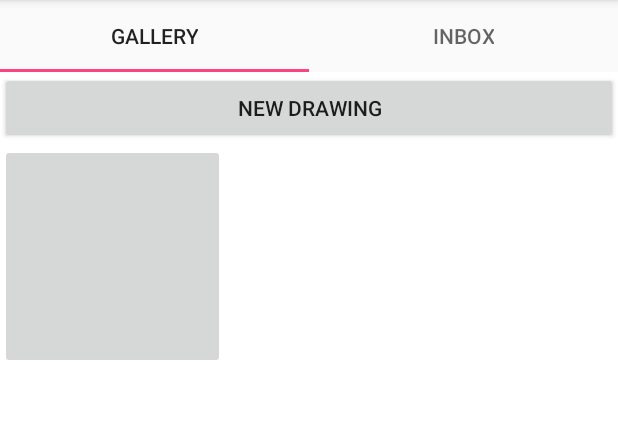
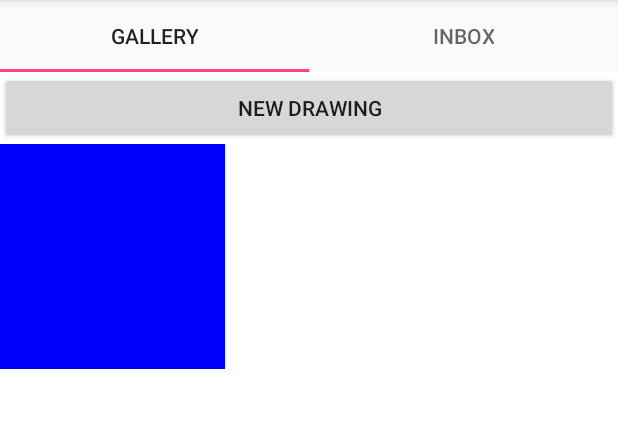
Before and after one commit to sanjaysagarp/DrawWithMe, an Android app: the screen it shows after launch (HomeActivity), on a phone screen of 412 x 824 dp, the part 84-512 px from its top. Run offline under Robolectric (Android 15) with nearby library versions, the phone set to English and light mode, and no system bars.

Commit message:
add gallery image

```diff
--- a/app/src/main/java/edu/uw/nerd/drawwithme/GalleryFragment.java
+++ b/app/src/main/java/edu/uw/nerd/drawwithme/GalleryFragment.java
@@ -1,13 +1,20 @@
 package edu.uw.nerd.drawwithme;
 
 import android.content.Intent;
+import android.graphics.Color;
+import android.net.Uri;
 import android.os.Bundle;
+import android.os.Environment;
 import android.support.v4.app.Fragment;
+import android.util.Log;
 import android.view.LayoutInflater;
 import android.view.View;
 import android.view.ViewGroup;
 import android.widget.Button;
+import android.widget.ImageButton;
 import android.widget.TextView;
+
+import java.io.File;
 
 /**
  * Created by DANG on 5/23/2016.
@@ -16,7 +23,13 @@ import android.widget.TextView;
 public class GalleryFragment extends Fragment {
     public static final String GALLERY_PAGE = "GALLERY_PAGE";
 
+    public static final String TAG = "GalleryFragment";
+
     private int page;
+
+    private File dir;
+
+    private View view;
 
     public static GalleryFragment newInstance(int page) {
         Bundle args = new Bundle();
@@ -33,9 +46,48 @@ public class GalleryFragment extends Fragment {
     }
 
     @Override
+    public void onResume() {
+        if(view!=null){
+            Log.v(TAG, "refreshing gallery");
+            dir = getContext().getExternalFilesDir(Environment.DIRECTORY_PICTURES);
+            File root = new File(dir, "Draw With Me");
+            if(!root.exists()){
+                root.mkdirs();
+            }
+            dir = root;
+
+            File[] savedDrawings = dir.listFiles();
+            ImageButton image = (ImageButton)view.findViewById(R.id.image_btn);
+            if(savedDrawings.length != 0){
+                image.setImageURI(Uri.parse(savedDrawings[0].getAbsolutePath()));
+            }
+            else{
+                image.setBackgroundColor(Color.BLUE);
+            }
+        }
+        super.onResume();
+    }
+
+    @Override
     public View onCreateView(LayoutInflater inflater, ViewGroup container,
                              Bundle savedInstanceState) {
-        View view = inflater.inflate(R.layout.frag_gallery, container, false);
+        view = inflater.inflate(R.layout.frag_gallery, container, false);
+
+        dir = getContext().getExternalFilesDir(Environment.DIRECTORY_PICTURES);
+        dir = new File(dir, "Draw With Me");
+        if(!dir.exists()){
+            dir.mkdirs();
+        }
+
+        File[] savedDrawings = dir.listFiles();
+        ImageButton image = (ImageButton)view.findViewById(R.id.image_btn);
+        if(savedDrawings.length != 0){
+            Log.v(TAG, savedDrawings[0].toString());
+            image.setImageURI(Uri.parse(savedDrawings[0].getAbsolutePath()));
+        }
+        else{
+            image.setBackgroundColor(Color.BLUE);
+        }
 
         return view;
     }
--- a/app/src/main/java/edu/uw/nerd/drawwithme/HomeActivity.java
+++ b/app/src/main/java/edu/uw/nerd/drawwithme/HomeActivity.java
@@ -1,6 +1,8 @@
 package edu.uw.nerd.drawwithme;
 
 import android.content.Intent;
+import android.graphics.Color;
+import android.net.Uri;
 import android.os.Bundle;
 import android.os.Environment;
 import android.support.design.widget.TabLayout;
@@ -8,6 +10,8 @@ import android.support.v4.view.ViewPager;
 import android.support.v7.app.AppCompatActivity;
 import android.view.View;
 import android.widget.Button;
+import android.widget.ImageButton;
+import android.widget.ImageView;
 
 import java.io.File;
 
@@ -31,7 +35,15 @@ public class HomeActivity extends AppCompatActivity {
         TabLayout tabLayout = (TabLayout) findViewById(R.id.sliding_tabs);
         tabLayout.setupWithViewPager(viewPager);
 
+
+
         dir = getExternalFilesDir(Environment.DIRECTORY_PICTURES);
+        File root = new File(dir, "Draw With Me");
+        if(!root.exists()){
+            root.mkdirs();
+        }
+        dir = root;
+
     }
 
     public void initiateDraw(View v) {
--- a/app/src/main/java/edu/uw/nerd/drawwithme/MainActivity.java
+++ b/app/src/main/java/edu/uw/nerd/drawwithme/MainActivity.java
@@ -67,13 +67,7 @@ public class MainActivity extends AppCompatActivity implements DrawingSurfaceVie
         } else {
             dir = (File) savedInstanceState.getSerializable(HomeActivity.FILE_INTENT);
         }
-
-        File root = new File(dir, "Draw With Me");
-        if(!root.exists()){
-            root.mkdirs();
-        }
-        dir = root;
-
+        ///storage/sdcard/Android/data/edu.uw.nerd.drawwithme/files/Pictures/Draw With Me/Draw With Me
         view = (DrawingSurfaceView)findViewById(R.id.drawingView);
 
         detector = new GestureDetector(this, new MyGestureListener());
```
